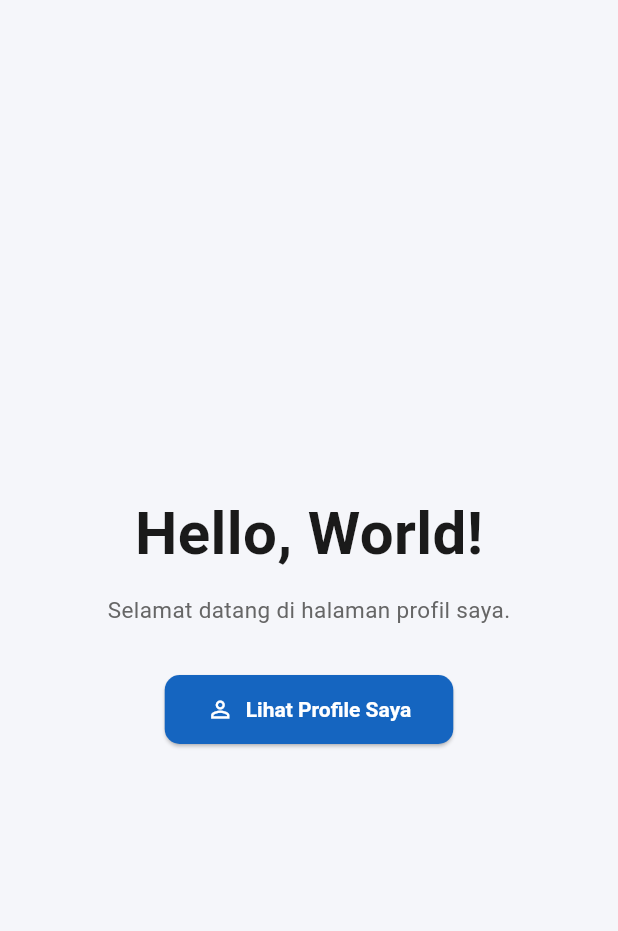
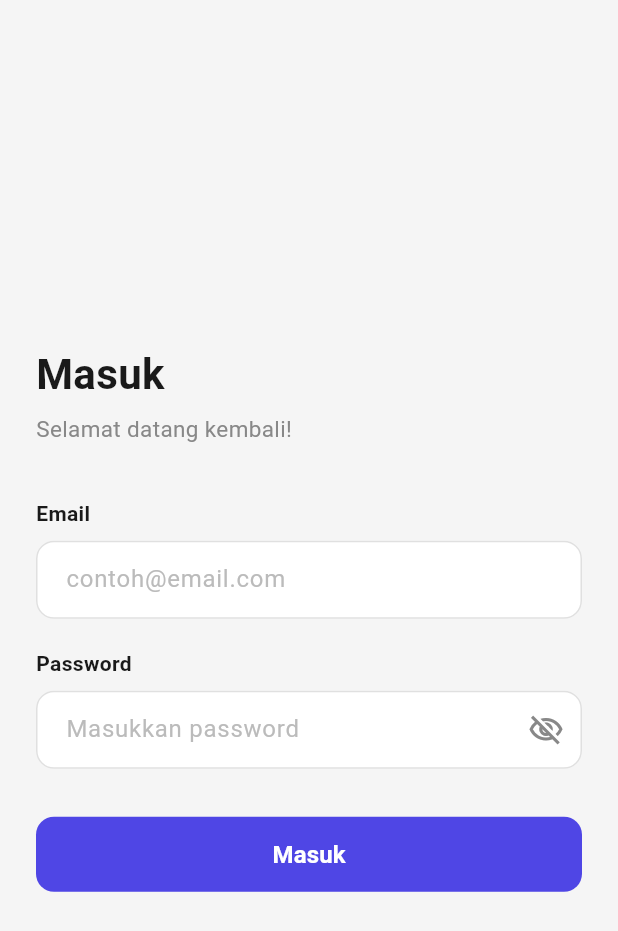
Before and after one commit to prasupsidedown/individual-flutter, a Flutter app: the screen it shows after launch, on a phone screen of 412 x 824 dp. Shown: the top 931 px of the screen. Run offline on Flutter 3.47's test engine with Material 3 defaults, Android fonts, the phone set to English and light mode, and no system bars; our stand-ins replace bloc, equatable, flutter_bloc.

Commit message:
update bloc management

```diff
--- a/lib/home.dart
+++ b/lib/home.dart
@@ -1,6 +1,5 @@
 import 'package:flutter/material.dart';
 
-// Tidak import main.dart — navigasi dikontrol lewat callback dari luar
 class HomeScreen extends StatelessWidget {
   final VoidCallback onGoToProfile;
   const HomeScreen({super.key, required this.onGoToProfile});
@@ -27,6 +26,9 @@ class HomeScreen extends StatelessWidget {
               style: TextStyle(fontSize: 15, color: Color(0xFF666666)),
             ),
             const SizedBox(height: 32),
+            Row(
+              mainAxisSize: MainAxisSize.min,
+              children: [
                 ElevatedButton.icon(
                   onPressed: onGoToProfile,
                   icon: const Icon(Icons.person_outline, size: 18),
@@ -47,6 +49,20 @@ class HomeScreen extends StatelessWidget {
                     ),
                   ),
                 ),
+                const SizedBox(width: 12),
+                IconButton(
+                  onPressed: () {
+                    Navigator.pushReplacementNamed(context, '/');
+                  },
+                  tooltip: 'Logout',
+                  style: IconButton.styleFrom(
+                    backgroundColor: const Color(0xFFFFEEEE),
+                    foregroundColor: const Color(0xFFCC0000),
+                  ),
+                  icon: const Icon(Icons.logout),
+                ),
+              ],
+            ),
           ],
         ),
       ),
--- /dev/null
+++ b/lib/login_bloc.dart
@@ -0,0 +1,53 @@
+import 'package:bloc/bloc.dart';
+import 'package:equatable/equatable.dart';
+
+part 'login_event.dart';
+part 'login_state.dart';
+
+class LoginBloc extends Bloc<LoginEvent, LoginState> {
+  // Ganti email dan password sesuai keinginan kamu
+  static const _validEmail = 'admin@gmail.com';
+  static const _validPassword = '123456';
+
+  LoginBloc() : super(const LoginState()) {
+    on<LoginEmailChanged>((event, emit) {
+      emit(state.copyWith(email: event.email));
+    });
+
+    on<LoginPasswordChanged>((event, emit) {
+      emit(state.copyWith(password: event.password));
+    });
+
+    on<LoginSubmitted>(_onLoginSubmitted);
+  }
+
+  Future<void> _onLoginSubmitted(
+    LoginSubmitted event,
+    Emitter<LoginState> emit,
+  ) async {
+    if (state.email.isEmpty || state.password.isEmpty) {
+      emit(
+        state.copyWith(
+          status: LoginStatus.failure,
+          errorMessage: 'Email dan password tidak boleh kosong.',
+        ),
+      );
+      return;
+    }
+
+    emit(state.copyWith(status: LoginStatus.loading));
+
+    await Future.delayed(const Duration(seconds: 1)); // simulasi loading
+
+    if (state.email == _validEmail && state.password == _validPassword) {
+      emit(state.copyWith(status: LoginStatus.success));
+    } else {
+      emit(
+        state.copyWith(
+          status: LoginStatus.failure,
+          errorMessage: 'Email atau password salah.',
+        ),
+      );
+    }
+  }
+}
--- /dev/null
+++ b/lib/login_event.dart
@@ -0,0 +1,25 @@
+part of 'login_bloc.dart';
+
+abstract class LoginEvent extends Equatable {
+  const LoginEvent();
+  @override
+  List<Object> get props => [];
+}
+
+class LoginEmailChanged extends LoginEvent {
+  final String email;
+  const LoginEmailChanged(this.email);
+  @override
+  List<Object> get props => [email];
+}
+
+class LoginPasswordChanged extends LoginEvent {
+  final String password;
+  const LoginPasswordChanged(this.password);
+  @override
+  List<Object> get props => [password];
+}
+
+class LoginSubmitted extends LoginEvent {
+  const LoginSubmitted();
+}
--- /dev/null
+++ b/lib/login_page.dart
@@ -0,0 +1,240 @@
+import 'package:flutter/material.dart';
+import 'package:flutter_bloc/flutter_bloc.dart';
+import 'login_bloc.dart';
+
+class LoginPage extends StatefulWidget {
+  const LoginPage({super.key});
+
+  @override
+  State<LoginPage> createState() => _LoginPageState();
+}
+
+class _LoginPageState extends State<LoginPage> {
+  final _emailController = TextEditingController();
+  final _passwordController = TextEditingController();
+  bool _obscurePassword = true;
+
+  @override
+  void dispose() {
+    _emailController.dispose();
+    _passwordController.dispose();
+    super.dispose();
+  }
+
+  @override
+  Widget build(BuildContext context) {
+    return BlocProvider(
+      create: (_) => LoginBloc(),
+      child: Scaffold(
+        backgroundColor: const Color(0xFFF5F5F5),
+        body: BlocConsumer<LoginBloc, LoginState>(
+          listener: (context, state) {
+            if (state.status == LoginStatus.success) {
+              Navigator.pushReplacementNamed(context, '/home');
+            }
+            if (state.status == LoginStatus.failure) {
+              ScaffoldMessenger.of(context).showSnackBar(
+                SnackBar(
+                  content: Text(state.errorMessage ?? 'Login gagal.'),
+                  backgroundColor: Colors.red,
+                ),
+              );
+            }
+          },
+
+          builder: (context, state) {
+            return SafeArea(
+              child: Center(
+                child: SingleChildScrollView(
+                  padding: const EdgeInsets.symmetric(horizontal: 24),
+                  child: Column(
+                    mainAxisAlignment: MainAxisAlignment.center,
+                    crossAxisAlignment: CrossAxisAlignment.start,
+                    children: [
+                      // ── Judul ──
+                      const Text(
+                        'Masuk',
+                        style: TextStyle(
+                          fontSize: 28,
+                          fontWeight: FontWeight.bold,
+                          color: Color(0xFF1A1A1A),
+                        ),
+                      ),
+                      const SizedBox(height: 6),
+                      const Text(
+                        'Selamat datang kembali!',
+                        style: TextStyle(
+                          fontSize: 15,
+                          color: Color(0xFF888888),
+                        ),
+                      ),
+
+                      const SizedBox(height: 36),
+
+                      // ── Field Email ──
+                      const Text(
+                        'Email',
+                        style: TextStyle(
+                          fontSize: 14,
+                          fontWeight: FontWeight.w600,
+                          color: Color(0xFF1A1A1A),
+                        ),
+                      ),
+                      const SizedBox(height: 8),
+                      TextField(
+                        controller: _emailController,
+                        keyboardType: TextInputType.emailAddress,
+                        onChanged: (v) =>
+                            context.read<LoginBloc>().add(LoginEmailChanged(v)),
+                        decoration: InputDecoration(
+                          hintText: 'contoh@email.com',
+                          hintStyle: const TextStyle(color: Color(0xFFBBBBBB)),
+                          filled: true,
+                          fillColor: Colors.white,
+                          border: OutlineInputBorder(
+                            borderRadius: BorderRadius.circular(12),
+                            borderSide: const BorderSide(
+                              color: Color(0xFFE0E0E0),
+                            ),
+                          ),
+                          enabledBorder: OutlineInputBorder(
+                            borderRadius: BorderRadius.circular(12),
+                            borderSide: const BorderSide(
+                              color: Color(0xFFE0E0E0),
+                            ),
+                          ),
+                          focusedBorder: OutlineInputBorder(
+                            borderRadius: BorderRadius.circular(12),
+                            borderSide: const BorderSide(
+                              color: Color(0xFF4F46E5),
+                              width: 2,
+                            ),
+                          ),
+                          contentPadding: const EdgeInsets.symmetric(
+                            horizontal: 16,
+                            vertical: 14,
+                          ),
+                        ),
+                      ),
+
+                      const SizedBox(height: 20),
+
+                      // ── Field Password ──
+                      const Text(
+                        'Password',
+                        style: TextStyle(
+                          fontSize: 14,
+                          fontWeight: FontWeight.w600,
+                          color: Color(0xFF1A1A1A),
+                        ),
+                      ),
+                      const SizedBox(height: 8),
+                      StatefulBuilder(
+                        builder: (context, setLocalState) {
+                          return TextField(
+                            controller: _passwordController,
+                            obscureText: _obscurePassword,
+                            onChanged: (v) => context.read<LoginBloc>().add(
+                              LoginPasswordChanged(v),
+                            ),
+                            decoration: InputDecoration(
+                              hintText: 'Masukkan password',
+                              hintStyle: const TextStyle(
+                                color: Color(0xFFBBBBBB),
+                              ),
+                              filled: true,
+                              fillColor: Colors.white,
+                              border: OutlineInputBorder(
+                                borderRadius: BorderRadius.circular(12),
+                                borderSide: const BorderSide(
+                                  color: Color(0xFFE0E0E0),
+                                ),
+                              ),
+                              enabledBorder: OutlineInputBorder(
+                                borderRadius: BorderRadius.circular(12),
+                                borderSide: const BorderSide(
+                                  color: Color(0xFFE0E0E0),
+                                ),
+                              ),
+                              focusedBorder: OutlineInputBorder(
+                                borderRadius: BorderRadius.circular(12),
+                                borderSide: const BorderSide(
+                                  color: Color(0xFF4F46E5),
+                                  width: 2,
+                                ),
+                              ),
+                              contentPadding: const EdgeInsets.symmetric(
+                                horizontal: 16,
+                                vertical: 14,
+                              ),
+                              suffixIcon: IconButton(
+                                icon: Icon(
+                                  _obscurePassword
+                                      ? Icons.visibility_off_outlined
+                                      : Icons.visibility_outlined,
+                                  color: const Color(0xFF888888),
+                                ),
+                                onPressed: () {
+                                  setState(() {
+                                    _obscurePassword = !_obscurePassword;
+                                  });
+                                },
+                              ),
+                            ),
+                          );
+                        },
+                      ),
+
+                      const SizedBox(height: 32),
+
+                      // ── Tombol Login ──
+                      SizedBox(
+                        width: double.infinity,
+                        height: 50,
+                        child: ElevatedButton(
+                          onPressed: state.status == LoginStatus.loading
+                              ? null
+                              : () {
+                                  FocusScope.of(context).unfocus();
+                                  context.read<LoginBloc>().add(
+                                    const LoginSubmitted(),
+                                  );
+                                },
+                          style: ElevatedButton.styleFrom(
+                            backgroundColor: const Color(0xFF4F46E5),
+                            foregroundColor: Colors.white,
+                            disabledBackgroundColor: const Color(0xFFB0AEE8),
+                            shape: RoundedRectangleBorder(
+                              borderRadius: BorderRadius.circular(12),
+                            ),
+                            elevation: 0,
+                          ),
+                          child: state.status == LoginStatus.loading
+                              ? const SizedBox(
+                                  width: 22,
+                                  height: 22,
+                                  child: CircularProgressIndicator(
+                                    strokeWidth: 2.5,
+                                    color: Colors.white,
+                                  ),
+                                )
+                              : const Text(
+                                  'Masuk',
+                                  style: TextStyle(
+                                    fontSize: 16,
+                                    fontWeight: FontWeight.w600,
+                                  ),
+                                ),
+                        ),
+                      ),
+                    ],
+                  ),
+                ),
+              ),
+            );
+          },
+        ),
+      ),
+    );
+  }
+}
--- /dev/null
+++ b/lib/login_state.dart
@@ -0,0 +1,34 @@
+part of 'login_bloc.dart';
+
+enum LoginStatus { initial, loading, success, failure }
+
+class LoginState extends Equatable {
+  final LoginStatus status;
+  final String email;
+  final String password;
+  final String? errorMessage;
+
+  const LoginState({
+    this.status = LoginStatus.initial,
+    this.email = '',
+    this.password = '',
+    this.errorMessage,
+  });
+
+  LoginState copyWith({
+    LoginStatus? status,
+    String? email,
+    String? password,
+    String? errorMessage,
+  }) {
+    return LoginState(
+      status: status ?? this.status,
+      email: email ?? this.email,
+      password: password ?? this.password,
+      errorMessage: errorMessage ?? this.errorMessage,
+    );
+  }
+
+  @override
+  List<Object?> get props => [status, email, password, errorMessage];
+}
--- a/lib/main.dart
+++ b/lib/main.dart
@@ -1,5 +1,6 @@
 import 'package:flutter/material.dart';
-import 'home.dart';
+import 'login_page.dart';
+import 'home.dart'; // sesuaikan nama import home kamu
 
 void main() {
   runApp(const ProfileApp());
@@ -13,14 +14,17 @@ class ProfileApp extends StatelessWidget {
     return MaterialApp(
       title: 'Muhammad Faris',
       debugShowCheckedModeBanner: false,
-      home: Builder(
-        builder: (ctx) => HomeScreen(
-          onGoToProfile: () => Navigator.push(
-            ctx,
-            MaterialPageRoute(builder: (_) => const MainShell()),
+      routes: {
+        '/home': (context) => Builder(
+          builder: (ctx) => HomeScreen(
+            onGoToProfile: () => Navigator.push(
+              ctx,
+              MaterialPageRoute(builder: (_) => const MainShell()),
+            ),
           ),
         ),
-      ),
+      },
+      home: const LoginPage(),
     );
   }
 }
@@ -122,10 +126,10 @@ class AboutPage extends StatelessWidget {
 
   static const String name = 'Muhammad Faris Musyaffa';
   static const String nrp = '3124521021';
-  static const String prodi = 'D4 Teknik Informatika';
+  static const String prodi = 'D3 Teknik Informatika';
   static const String kampus = 'Politeknik Elektronika Negeri Surabaya';
   static const String bio =
-      'Mahasiswa D4 Teknik Informatika PENS yang tertarik di bidang '
+      'Mahasiswa D3 Teknik Informatika PENS yang tertarik di bidang '
       'pengembangan aplikasi web & mobile, jaringan komputer, dan '
       'kecerdasan buatan.';
 
@@ -335,9 +339,13 @@ class ContactPage extends StatelessWidget {
   const ContactPage({super.key});
 
   static const List<ContactData> items = [
-    ContactData(Icons.email_outlined, 'Email', 'faris@student.pens.ac.id'),
+    ContactData(Icons.email_outlined, 'Email', 'farismusyaffa302@gmail.com'),
     ContactData(Icons.location_on_outlined, 'Lokasi', 'Surabaya, Indonesia'),
-    ContactData(Icons.language_outlined, 'Website', 'pens.ac.id'),
+    ContactData(
+      Icons.language_outlined,
+      'Website',
+      'belalangkecap@it.student.pens.ac.id',
+    ),
     ContactData(
       Icons.school_outlined,
       'Kampus',
--- a/pubspec.yaml
+++ b/pubspec.yaml
@@ -30,7 +30,9 @@ environment:
 dependencies:
   flutter:
     sdk: flutter
-  google_fonts: ^6.1.0
+  flutter_bloc: ^8.1.4 # ← tambahkan ini
+  equatable: ^2.0.5 # ← tambahkan ini
+  dio: ^5.4.0 # ← tambahkan ini
   # The following adds the Cupertino Icons font to your application.
   # Use with the CupertinoIcons class for iOS style icons.
   cupertino_icons: ^1.0.8
```
Also changed, not shown: pubspec.lock, 3 other files. Lines whose indentation alone changed are shown as unchanged.
